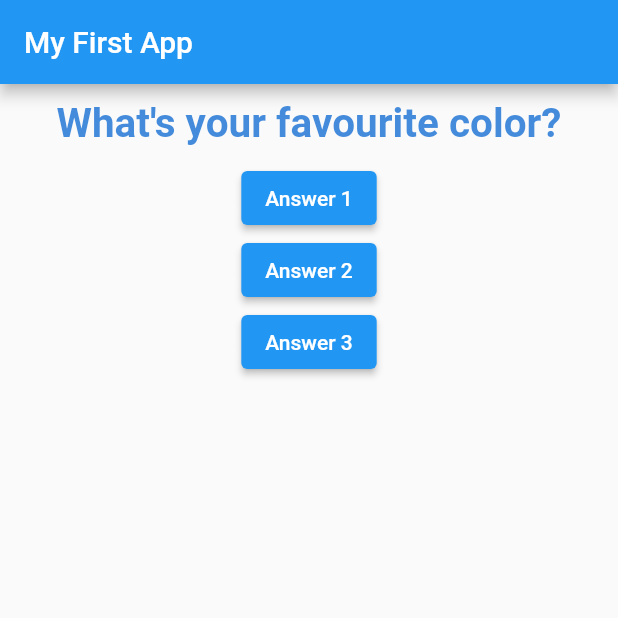
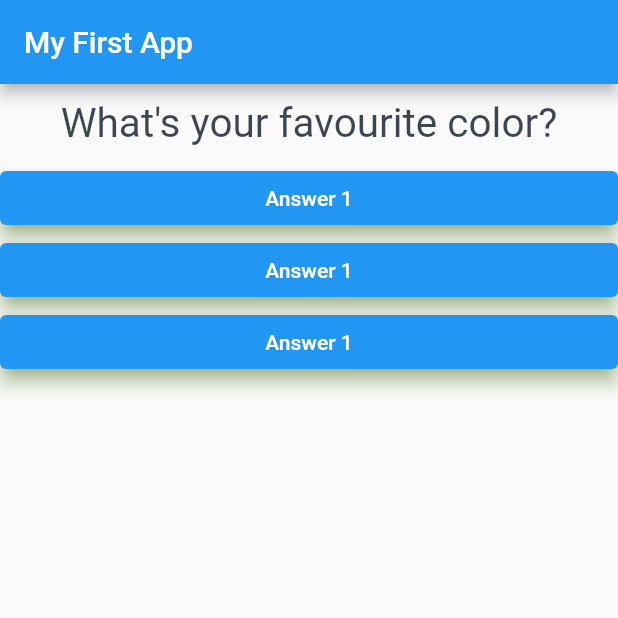
Before and after one commit to akjha96/Flutter_personalisation_quiz, a Flutter app: the screen it shows after launch, on a phone screen of 412 x 824 dp, the top half of it. Run offline on Flutter 3.47's test engine with Material 2 defaults, Android fonts, the phone set to English and light mode, and no system bars.

Commit message:
implemented answer widget with 2 elevated button styling

```diff
--- /dev/null
+++ b/lib/answer.dart
@@ -0,0 +1,29 @@
+import 'package:flutter/material.dart';
+
+class Answer extends StatelessWidget {
+  final VoidCallback selectHandler;
+
+  Answer(this.selectHandler);
+
+  @override
+  Widget build(BuildContext context) {
+    return Container(
+      width: double.infinity,
+      child: ElevatedButton(
+        child: Text('Answer 1'),
+        onPressed: selectHandler,
+        // style: ButtonStyle(
+        //   backgroundColor: MaterialStateProperty.all(Colors.red),
+        //   foregroundColor: MaterialStateProperty.all(Colors.yellow),
+        // ),
+        style: ElevatedButton.styleFrom(
+          primary: Colors.blue,
+          onPrimary: Colors.white,
+          onSurface: Colors.amber,
+          elevation: 5,
+          shadowColor: Colors.lightGreen,
+        ),
+      ),
+    );
+  }
+}
--- a/lib/main.dart
+++ b/lib/main.dart
@@ -2,6 +2,7 @@ import 'package:flutter/material.dart';
 
 //custom widget
 import 'question.dart';
+import 'answer.dart';
 
 void main() {
   runApp(MyApp());
@@ -26,7 +27,7 @@ class _MyAppState extends State<MyApp> {
 
   @override
   Widget build(BuildContext context) {
-    void answerQuestion() {
+    void _answerQuestion() {
       if (_questionIndex < questions.length - 1) {
         setState(() {
           _questionIndex += 1;
@@ -47,20 +48,9 @@ class _MyAppState extends State<MyApp> {
             Question(
               questionText: questions[_questionIndex],
             ),
-            ElevatedButton(
-              onPressed: () => answerQuestion(),
-              child: Text('Answer 1'),
-            ),
-            ElevatedButton(
-              onPressed: () => answerQuestion(),
-              child: Text('Answer 2'),
-            ),
-            ElevatedButton(
-              onPressed: () {
-                print('Answer 3');
-              },
-              child: Text('Answer 3'),
-            ),
+            Answer(_answerQuestion),
+            Answer(_answerQuestion),
+            Answer(_answerQuestion),
           ],
         ),
       ),
--- a/lib/question.dart
+++ b/lib/question.dart
@@ -1,5 +1,5 @@
 import 'package:flutter/material.dart';
-import 'dart:ui' as ui;
+// import 'dart:ui' as ui;
 
 class Question extends StatelessWidget {
   final String questionText;
@@ -12,25 +12,13 @@ class Question extends StatelessWidget {
   Widget build(BuildContext context) {
     return Container(
       width: double.infinity,
-      margin: EdgeInsets.all(10),
+      margin: const EdgeInsets.all(10),
       child: Text(
         questionText,
         style: const TextStyle(
-          color: Color.fromARGB(204, 23, 111, 212),
+          color: Color.fromARGB(204, 14, 25, 37),
           fontSize: 27,
-          fontWeight: FontWeight.bold,
-          // shadows: <Shadow>[
-          //   Shadow(
-          //     offset: Offset(0.0, 0.0),
-          //     blurRadius: 2.0,
-          //     color: Color.fromARGB(26, 21, 41, 4),
-          //   ),
-          //   Shadow(
-          //     offset: Offset(0.0, 0.0),
-          //     blurRadius: 4.0,
-          //     color: Color.fromARGB(50, 44, 24, 92),
-          //   ),
-          // ],
+          fontWeight: FontWeight.normal,
         ),
         textAlign: TextAlign.center,
       ),
```
